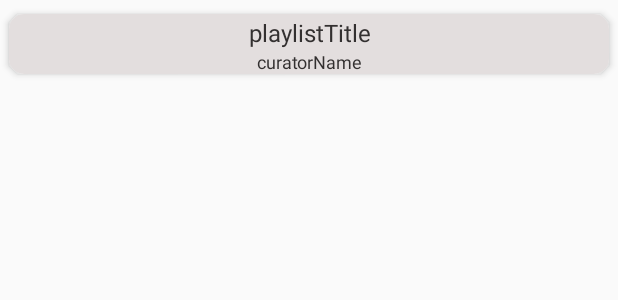
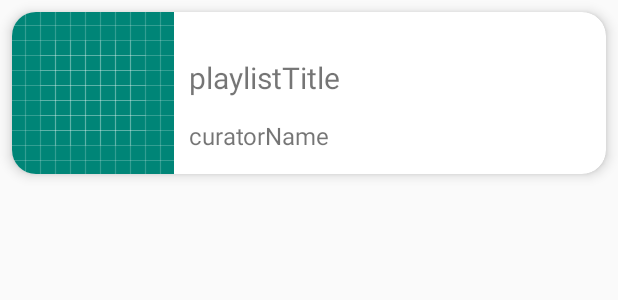
Before and after one commit to garycheng0714/HelloMusic, an Android app: the layout hot_playlist_item_card_view.xml on its own in the app's theme, with its tools: preview values and no code run, on a phone screen of 412 x 824 dp. Shown: the top 300 px of the screen. Run offline under Robolectric (Android 15) with nearby library versions, the phone set to English and light mode, and no system bars.

Commit message:
Change the UI design

```diff
--- a/app/src/main/java/com/kkbox/hellomusic/MainActivity.kt
+++ b/app/src/main/java/com/kkbox/hellomusic/MainActivity.kt
@@ -5,6 +5,7 @@ import android.content.Intent
 import android.support.v7.app.AppCompatActivity
 import android.os.Bundle
 import android.support.v7.widget.GridLayoutManager
+import android.support.v7.widget.LinearLayoutManager
 import android.util.Log
 import com.google.gson.JsonArray
 import com.kkbox.hellomusic.adapter.HotPlaylistAdapter
@@ -51,9 +52,10 @@ class MainActivity : AppCompatActivity() {
             }
         }
 
-        val gridLayoutManager = GridLayoutManager(context, 2)
+//        val gridLayoutManager = GridLayoutManager(context, 2)
 
-        hit_playlist_recyclerview.layoutManager = gridLayoutManager
+//        hit_playlist_recyclerview.layoutManager = gridLayoutManager
+        hit_playlist_recyclerview.layoutManager = LinearLayoutManager(context)
 
         hit_playlist_recyclerview.adapter =
                 HotPlaylistAdapter(getAllHitsPlaylist(), hotPlaylistListener, context)
--- a/app/src/main/java/com/kkbox/hellomusic/adapter/HotPlaylistAdapter.kt
+++ b/app/src/main/java/com/kkbox/hellomusic/adapter/HotPlaylistAdapter.kt
@@ -45,7 +45,7 @@ class HotPlaylistAdapter(
         val wm = context.getSystemService(Context.WINDOW_SERVICE) as WindowManager
         val size = Point()
         wm.defaultDisplay.getSize(size)
-        Picasso.with(context).load(hotPlaylist.images[1].url).into(holder.cover)
+        Picasso.with(context).load(hotPlaylist.images[2].url).resize(400, 400).into(holder.cover)
 
         val playlistName = hotPlaylist.title.substringBefore("(").trim()
         val curatorName = hotPlaylist.owner.name
--- a/app/src/main/res/layout/activity_main.xml
+++ b/app/src/main/res/layout/activity_main.xml
@@ -5,7 +5,6 @@
         xmlns:app="http://schemas.android.com/apk/res-auto"
         android:layout_width="match_parent"
         android:layout_height="match_parent"
-        android:background="@color/colorBackground"
         tools:context=".MainActivity">
 
     <LinearLayout
@@ -27,11 +26,11 @@
         <LinearLayout
                 android:orientation="vertical"
                 android:layout_width="match_parent"
-                android:layout_height="match_parent">
+                android:layout_height="wrap_content">
 
             <android.support.v7.widget.RecyclerView
                     android:layout_width="match_parent"
-                    android:layout_height="match_parent"
+                    android:layout_height="wrap_content"
                     android:id="@+id/hit_playlist_recyclerview"/>
 
         </LinearLayout>
--- a/app/src/main/res/layout/hot_playlist_item_card_view.xml
+++ b/app/src/main/res/layout/hot_playlist_item_card_view.xml
@@ -1,60 +1,79 @@
 <?xml version="1.0" encoding="utf-8"?>
-<RelativeLayout
+<LinearLayout
         xmlns:android="http://schemas.android.com/apk/res/android"
         xmlns:app="http://schemas.android.com/apk/res-auto"
         xmlns:tools="http://schemas.android.com/tools"
         android:layout_width="match_parent"
         android:layout_height="wrap_content"
-        android:id="@+id/linearLayout"
-        android:paddingBottom="1dp"
-        android:paddingTop="1dp">
+        android:orientation="horizontal"
+        android:id="@+id/linearLayout">
 
     <android.support.v7.widget.CardView
             android:layout_width="match_parent"
             android:layout_height="wrap_content"
-            app:cardCornerRadius="10dp"
-            app:cardElevation="3dp"
-            app:cardUseCompatPadding="true">
+            app:cardCornerRadius="16dp"
+            app:cardElevation="5dp"
+            android:layout_margin="8dp">
+
 
         <LinearLayout
-                android:layout_width="match_parent"
-                android:layout_height="wrap_content"
-                android:background="@color/colorText"
-                android:orientation="vertical">
+                android:orientation="horizontal"
+                android:layout_width="wrap_content"
+                android:layout_height="wrap_content">
+
+            <RelativeLayout
+                    android:layout_width="wrap_content"
+                    android:layout_height="wrap_content">
 
                 <ImageView
                         android:id="@+id/playlist_cover"
-                    android:scaleType="fitXY"
-                    android:layout_width="match_parent"
-                    android:layout_height="match_parent"/>
+                        android:background="@drawable/ic_launcher_background"
+                        android:layout_width="wrap_content"
+                        android:layout_height="wrap_content"/>
+
+            </RelativeLayout>
 
             <LinearLayout
                     android:orientation="vertical"
+                    android:layout_width="match_parent"
+                    android:layout_height="match_parent">
+
+                <RelativeLayout
+                        android:layout_weight=".5"
                         android:layout_width="match_parent"
                         android:layout_height="wrap_content">
 
                     <TextView
                             android:text="@string/playlist_title"
-                        android:textColor="@color/colorPrimary"
                             android:layout_width="match_parent"
                             android:id="@+id/playlist_title"
-                        android:textSize="16sp"
+                            android:textSize="20sp"
                             android:layout_height="wrap_content"
-                        android:layout_marginStart="1dp"
-                        android:textAllCaps="false" android:layout_marginTop="1dp"
-                        android:layout_marginEnd="1dp"
-                        android:textAlignment="center"/>
+                            android:layout_marginStart="10dp"
+                            android:layout_marginEnd="10dp"
+
+                            android:layout_centerVertical="true"
+                            android:textAllCaps="false" android:layout_marginTop="30dp"
+                            android:textAlignment="viewStart" android:layout_alignParentTop="true"/>
+                </RelativeLayout>
+
+                <RelativeLayout
+                        android:layout_weight=".5"
+                        android:layout_width="match_parent"
+                        android:layout_height="wrap_content">
 
                     <TextView
                             android:text="@string/curator_name"
-                        android:textColor="@color/colorPrimary"
                             android:layout_width="match_parent"
-                        android:layout_height="wrap_content" android:id="@+id/curator_name"
-                        android:textAlignment="center" android:textSize="12sp"/>
+                            android:layout_height="wrap_content"
+                            android:id="@+id/curator_name"
+                            android:layout_marginStart="10dp"
+                            android:layout_marginEnd="10dp"
+                            android:textAlignment="viewStart" android:textSize="16sp"/>
+                </RelativeLayout>
+            </LinearLayout>
+        </LinearLayout>
+
+    </android.support.v7.widget.CardView>
 
 </LinearLayout>
-
-        </LinearLayout>
-    </android.support.v7.widget.CardView>
-
-</RelativeLayout>
--- a/app/src/main/res/layout/song_info.xml
+++ b/app/src/main/res/layout/song_info.xml
@@ -10,8 +10,7 @@
             android:layout_height="0dp"
             app:cardCornerRadius="10dp"
             app:cardElevation="3dp"
-            app:cardUseCompatPadding="true"
-            app:cardBackgroundColor="@color/colorPrimary">
+            app:cardUseCompatPadding="true">
 
         <LinearLayout
                 android:orientation="horizontal"
--- a/app/src/main/res/values/colors.xml
+++ b/app/src/main/res/values/colors.xml
@@ -1,8 +1,8 @@
 <?xml version="1.0" encoding="utf-8"?>
 <resources>
-    <color name="colorPrimary">#333030</color>
-    <color name="colorPrimaryDark">@color/colorPrimary</color>
-    <color name="colorText">#e3dede</color>
-    <color name="colorBackground">#8b8687</color>
+    <color name="colorPrimary">@android:color/white</color>
+    <color name="colorPrimaryDark">@android:color/white</color>
+    <color name="colorText">@android:color/black</color>
+    <color name="colorBackground">@android:color/white</color>
     <color name="colorAccent">#D81B60</color>
 </resources>
--- a/app/src/main/res/values/styles.xml
+++ b/app/src/main/res/values/styles.xml
@@ -1,7 +1,8 @@
 <resources>
 
     <style name="OverFlowMenuTheme" parent="Theme.AppCompat.NoActionBar">
-        <item name="android:textColor">@color/colorPrimary</item>
+        <item name="android:textColor">@android:color/black</item>
+        <item name="android:textColorSecondary">@android:color/black</item>
         <item name="android:textSize">18sp</item>
         <item name="android:itemBackground">@color/colorBackground</item>
         <item name="overlapAnchor">false</item>
@@ -9,7 +10,7 @@
 
     <style name="ToolbarTitleText" parent="TextAppearance.Widget.AppCompat.Toolbar.Title">
         <item name="android:textSize">22sp</item>
-        <item name="android:textColor">@color/colorText</item>
+        <item name="android:textColor">@android:color/black</item>
     </style>
 
 </resources>
```
Also changed, not shown: app/src/main/res/layout/song_info_backup.xml (added, +69 -0 lines). Lines whose indentation alone changed are shown as unchanged.
